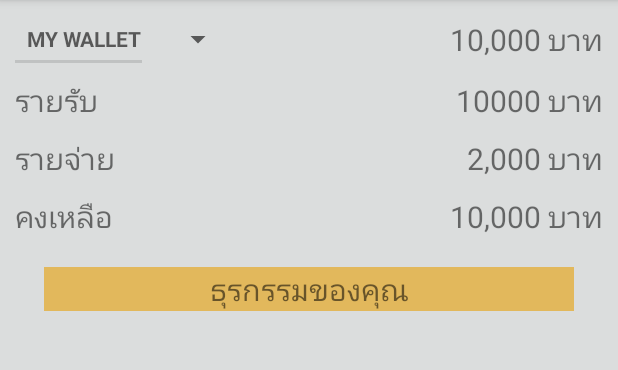
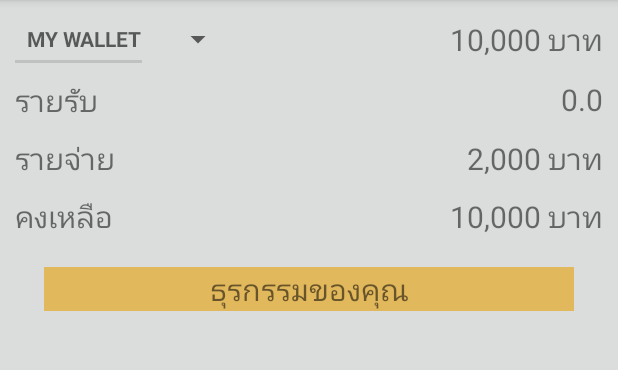
Before and after one commit to FairyFay404/AOMTANG, an Android app: the screen it shows after launch (MainActivity), on a phone screen of 412 x 824 dp, the part 84-454 px from its top. Run offline under Robolectric (Android 15) with nearby library versions, the phone set to English and light mode, and no system bars; our stand-ins replace Firebase (no records; nobody signed in at launch, a user with empty details on screens opened directly), navigation-ui; 2 statements that could not run were skipped.

Commit message:
update 9/12/2020

```diff
--- a/app/src/main/java/com/example/appaomtang/Normal_data.kt
+++ b/app/src/main/java/com/example/appaomtang/Normal_data.kt
@@ -4,3 +4,4 @@ import android.app.DatePickerDialog
 import android.widget.Spinner
 
 data class normal_data(val money:String, val typepay:String, val notewrite:String, val dateselect: String,val wallet:String)
+data class numcal(val sumin:String)
--- a/app/src/main/java/com/example/appaomtang/normal.kt
+++ b/app/src/main/java/com/example/appaomtang/normal.kt
@@ -1,5 +1,6 @@
 package com.example.appaomtang
 
+import android.graphics.Insets.add
 import android.os.Bundle
 import android.util.Log
 import androidx.fragment.app.Fragment
@@ -20,7 +21,7 @@ import kotlin.collections.ArrayList
 // the fragment initialization parameters, e.g. ARG_ITEM_NUMBER
 private const val ARG_PARAM1 = "param1"
 private const val ARG_PARAM2 = "param2"
-
+val num11=Double
 
 /**
  * A simple [Fragment] subclass.
@@ -34,6 +35,8 @@ class normal : Fragment() {
 
     override fun onViewCreated(view: View, savedInstanceState: Bundle?) {
         super.onViewCreated(view, savedInstanceState)
+        val b_out=view.findViewById<TextView>(R.id.b_out)
+        val b_in=view.findViewById<TextView>(R.id.b_in)
         val activitiesList= arrayListOf<String>("My Wallet","ใช้จ่ายทั่วไป ","เพื่อการศึกษา","เงินออมฉุกเฉิน")
         val arrayAdapter=ArrayAdapter(view.context,android.R.layout.preference_category,activitiesList)
                 .also {
@@ -42,18 +45,35 @@ class normal : Fragment() {
                     var spin:Spinner=view.findViewById(R.id.spinner)
                     spin.adapter=adapter
                 }
+
+        readnumcal(view)
         readFireStore(view)
+//        updatedata(view)
+
+    }
+//    fun updatedata(view: View,num11: Double){
+//        val dbnum=db.collection("normal").document("normal")
+//        val upd=10
+//        dbnum.update("income",upd.toString())
+//    }
+    fun readnumcal(view: View){
         val b_in=view.findViewById<TextView>(R.id.b_in)
-        val numeiei=10000
-        //val numeiei=db.collection("normal").get()
-        b_in.text=numeiei.toString()+" บาท"
+        val dbnum=db.collection("normal").document("normal")
+        dbnum.get()
+                .addOnSuccessListener { document->
+                        if (document != null) {
+                            val num111=document["moneyin"].toString()
+                            val num11=num111.toDouble()
+                            b_in.text=num11.toString()
+                        }
+                }
     }
     fun readFireStore(view: View){
         val recyclerView = view.findViewById<RecyclerView>(R.id.recycle_2)
         normalList.clear()
         db.collection("add")
                 .whereEqualTo("wallet", "My Wallet")
-                //.orderBy("date", Query.Direction.DESCENDING)
+                .orderBy("date", Query.Direction.DESCENDING)
                 .get()
                 .addOnSuccessListener { documents ->
                     for (document in documents) {
--- a/app/src/main/java/com/example/appaomtang/note.kt
+++ b/app/src/main/java/com/example/appaomtang/note.kt
@@ -32,6 +32,7 @@ private const val ARG_PARAM2 = "param2"
 var list = ArrayList<Note_data>()
 val db = FirebaseFirestore.getInstance()
 val normalList=ArrayList<normal_data>()
+val nuumcal=ArrayList<numcal>()
 /**
  * A simple [Fragment] subclass.
  * Use the [note.newInstance] factory method to
```
Also changed, not shown: app/src/main/java/com/example/appaomtang/add.kt (+54 -28 lines), app/src/main/res/layout/fragment_add.xml (+8 -0 lines).
